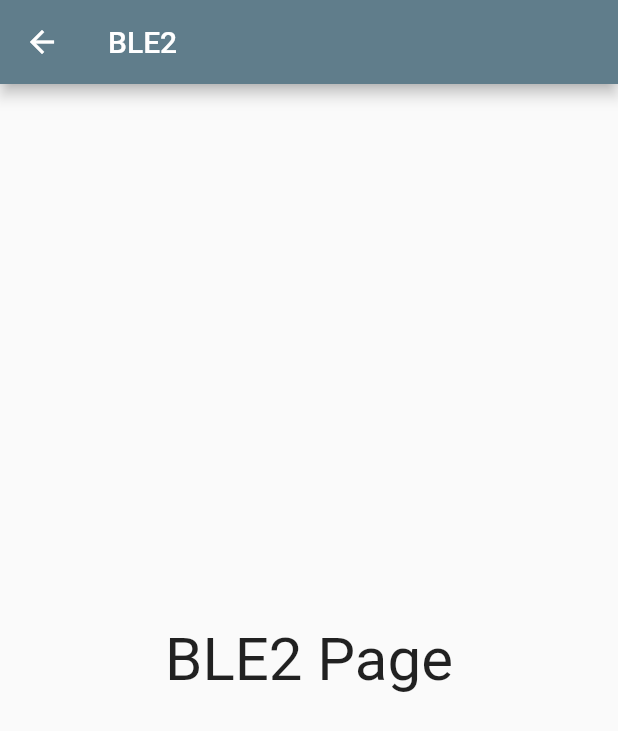
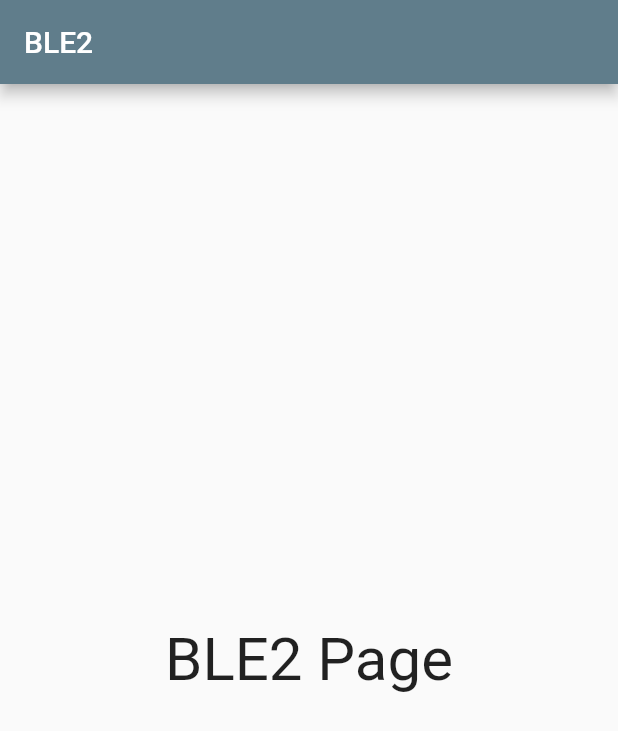
Before and after one commit to Chnapik/lp_app, a Flutter app: the Ble2Page screen opened by its route, on a phone screen of 412 x 824 dp. Shown: the top 731 px of the screen. Run offline on Flutter 3.47's test engine with Material 2 defaults, Android fonts, the phone set to English and light mode, and no system bars; our stand-ins replace go_router.

Commit message:
updates to ble pages

```diff
--- a/lib/screens/ble1_page.dart
+++ b/lib/screens/ble1_page.dart
@@ -8,12 +8,9 @@ class Ble1Page extends StatelessWidget {
     return Scaffold(
       appBar: AppBar(
         title: const Text('BLE1'),
-        automaticallyImplyLeading: true,
         leading: IconButton(
           icon: const Icon(Icons.arrow_back),
-          onPressed: () {
-            Navigator.of(context).pop();
-          },
+          onPressed: () => Navigator.pop(context),
         ),
       ),
       body: const Center(
--- a/lib/screens/ble2_page.dart
+++ b/lib/screens/ble2_page.dart
@@ -8,13 +8,6 @@ class Ble2Page extends StatelessWidget {
     return Scaffold(
       appBar: AppBar(
         title: const Text('BLE2'),
-        automaticallyImplyLeading: true,
-        leading: IconButton(
-          icon: const Icon(Icons.arrow_back),
-          onPressed: () {
-            Navigator.of(context).pop();
-          },
-        ),
       ),
       body: const Center(
         child: Text(
```
